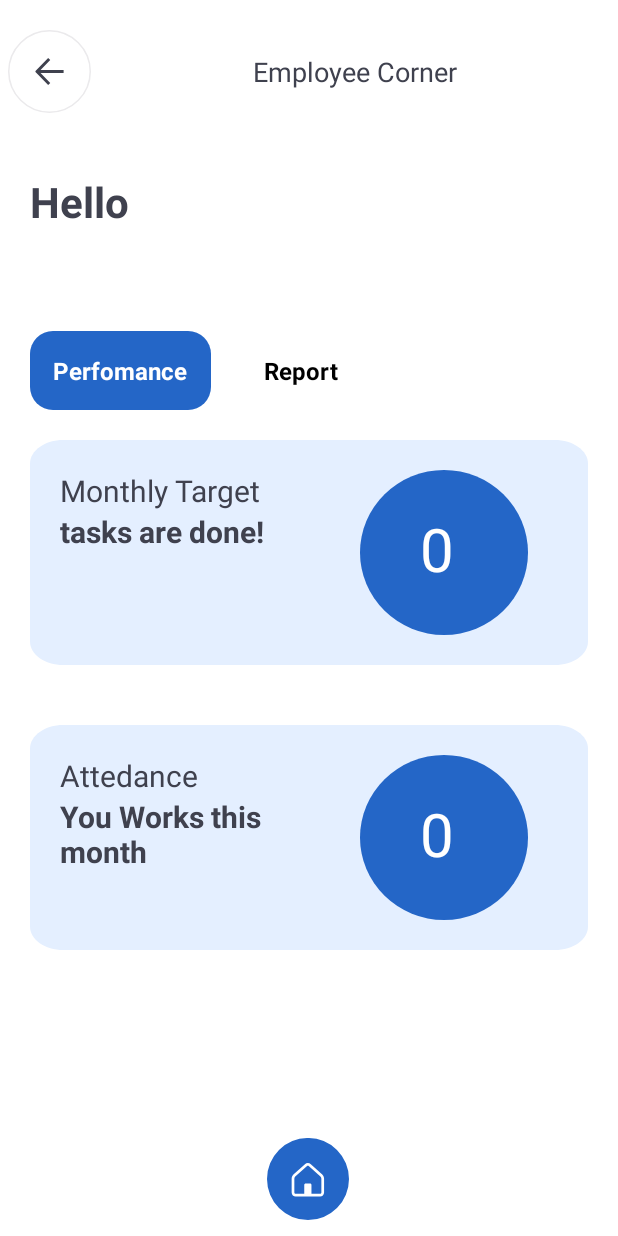
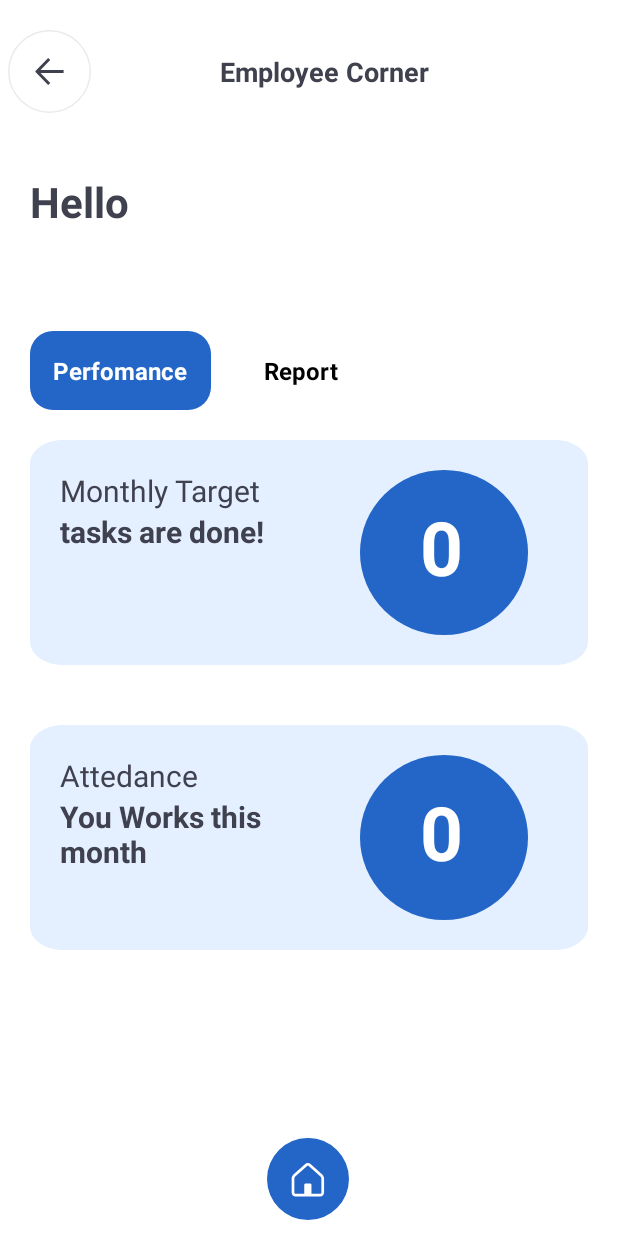
Before and after one commit to billymaulana/android-smartwork-management, an Android app: the EmployeeActivity screen opened directly, with no data from a screen before it, on a phone screen of 412 x 824 dp. Run offline under Robolectric (Android 15) with nearby library versions, the phone set to English and light mode, and no system bars; our stand-ins replace ButterKnife; libraries missing offline, so code that uses them is left out: cn.pedant, net.time4j.android; 2 statements that could not run were skipped.

Commit message:
enhance employee corner margin

```diff
--- a/app/src/main/res/layout/activity_employee.xml
+++ b/app/src/main/res/layout/activity_employee.xml
@@ -28,6 +28,8 @@
             android:layout_width="match_parent"
             android:layout_height="wrap_content"
             android:text="Employee Corner"
+            android:textStyle="bold"
+            android:layout_marginRight="40dp"
             android:textColor="#3F414E"
             android:textSize="18dp"/>
     </LinearLayout>
@@ -50,6 +52,7 @@
         android:text="your name"
         android:textColor="#2466C7"
         android:textSize="35dp"
+        android:textAllCaps="true"
         android:layout_marginLeft="20dp"
         android:textStyle="bold"/>
     <LinearLayout
@@ -124,12 +127,13 @@
             <TextView
                 android:gravity="center"
                 android:id="@+id/count_task"
-                android:layout_marginTop="25dp"
+                android:layout_marginTop="17dp"
                 android:layout_width="wrap_content"
                 android:layout_height="wrap_content"
                 android:text="0"
                 android:textColor="#ffffff"
-                android:textSize="40dp"
+                android:textSize="50dp"
+                android:textStyle="bold"
                 android:layout_marginLeft="40dp"/>
         </RelativeLayout>
     </RelativeLayout>
@@ -169,12 +173,13 @@
             <TextView
                 android:gravity="center"
                 android:id="@+id/hitAbsen"
-                android:layout_marginTop="25dp"
+                android:layout_marginTop="17dp"
                 android:layout_width="wrap_content"
                 android:layout_height="wrap_content"
                 android:text="0"
+                android:textStyle="bold"
                 android:textColor="#ffffff"
-                android:textSize="40dp"
+                android:textSize="50dp"
                 android:layout_marginLeft="40dp"/>
         </RelativeLayout>
     </RelativeLayout>
@@ -257,7 +262,10 @@
                 android:layout_width="match_parent"
                 android:layout_height="150dp"
                 android:background="@drawable/ic_soft_red"
-                android:layout_margin="20dp"
+                android:layout_marginLeft="20dp"
+                android:layout_marginRight="20dp"
+                android:layout_marginTop="20dp"
+                android:layout_marginBottom="90dp"
                 android:orientation="vertical">
                 <TextView
                     android:layout_marginTop="20dp"
```
